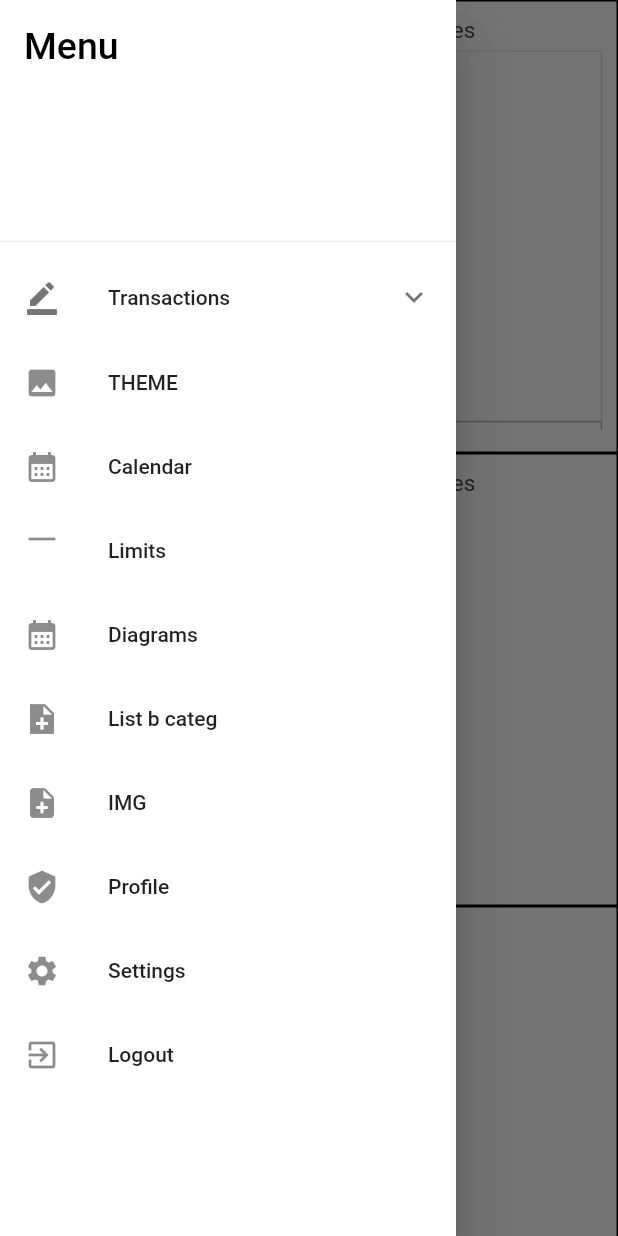
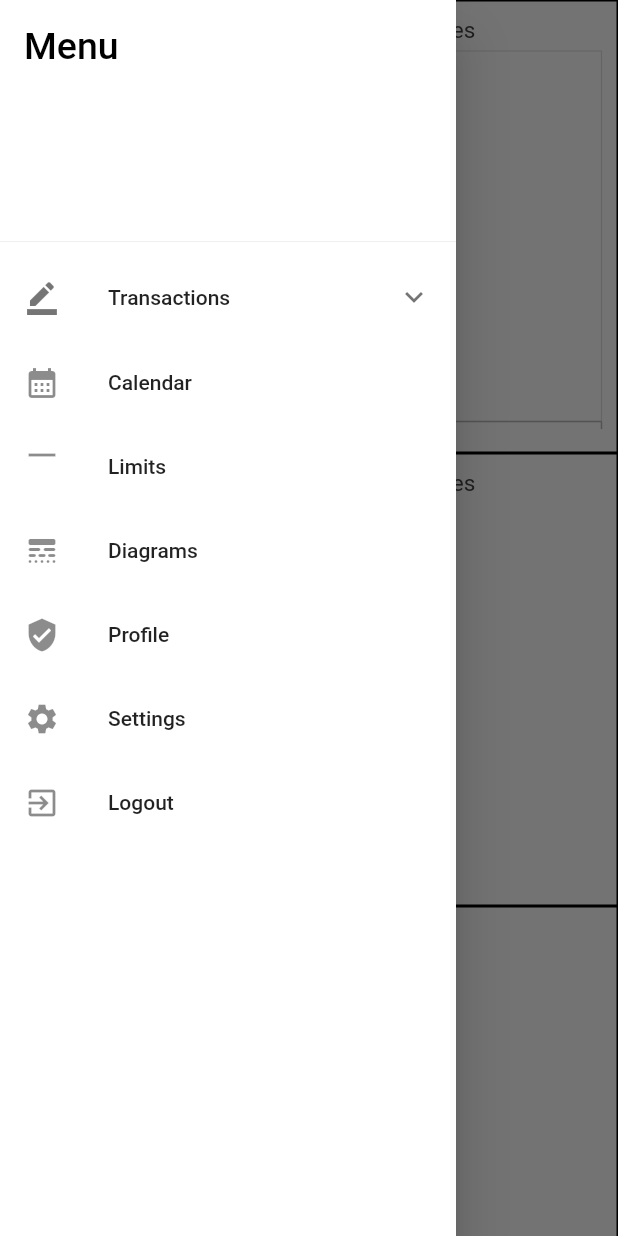
Before and after one commit to uhrinbea22/XPT, a Flutter app: the RealtimeDiagram screen opened directly, with the side drawer open, on a phone screen of 412 x 824 dp. Run offline on Flutter 3.47's test engine with Material 2 defaults, Android fonts, the phone set to English and light mode, and no system bars; our stand-ins replace cloud_firestore, firebase_auth, firebase_core, firebase_storage, google_maps_flutter, image_picker and 3 more; missing offline and left inert: dynamic_themes; accounts and stored records are empty.

Commit message:
menu fixed

```diff
--- a/app/lib/screens/home/flutter_diagram.dart
+++ b/app/lib/screens/home/flutter_diagram.dart
@@ -314,7 +314,7 @@ class _State extends State<RealtimeDiagram> {
                 border: Border.all(),
               ),
               child: SfCartesianChart(
-                title: ChartTitle(text: "Transactions group by categories"),
+                title: ChartTitle(text: "Spent money and their limit"),
                 primaryXAxis: CategoryAxis(),
                 primaryYAxis: NumericAxis(),
                 enableSideBySideSeriesPlacement: false,
--- a/app/lib/screens/home/menu.dart
+++ b/app/lib/screens/home/menu.dart
@@ -47,6 +47,15 @@ class NavDrawer extends StatelessWidget {
                 },
               ),
               ListTile(
+                title: const Text('List by categories'),
+                onTap: () => {
+                  Navigator.push(
+                    context,
+                    MaterialPageRoute(builder: (context) => CategLiast()),
+                  ),
+                },
+              ),
+              ListTile(
                 title: const Text("Add new"),
                 onTap: () {
                   Navigator.push(
@@ -59,18 +68,6 @@ class NavDrawer extends StatelessWidget {
             ],
           ),
 
-          // TODO : move it to createTransaction
-          ListTile(
-            leading: const Icon(Icons.image),
-            title: const Text('THEME '),
-            onTap: () => {
-              Navigator.push(
-                context,
-                MaterialPageRoute(
-                    builder: (context) => DynamicThemesExampleApp()),
-              ),
-            },
-          ),
           ListTile(
             leading: const Icon(Icons.calendar_month),
             title: const Text('Calendar'),
@@ -92,7 +89,7 @@ class NavDrawer extends StatelessWidget {
             },
           ),
           ListTile(
-            leading: const Icon(Icons.calendar_month),
+            leading: const Icon(Icons.line_style_rounded),
             title: const Text('Diagrams'),
             onTap: () => {
               Navigator.push(
@@ -101,26 +98,7 @@ class NavDrawer extends StatelessWidget {
               ),
             },
           ),
-          ListTile(
-            leading: const Icon(Icons.note_add_sharp),
-            title: const Text('List b categ'),
-            onTap: () => {
-              Navigator.push(
-                context,
-                MaterialPageRoute(builder: (context) => CategLiast()),
-              ),
-            },
-          ),
-          ListTile(
-            leading: const Icon(Icons.note_add_rounded),
-            title: const Text('IMG'),
-            onTap: () => {
-              Navigator.push(
-                context,
-                MaterialPageRoute(builder: (context) => ImageUploads()),
-              ),
-            },
-          ),
+
           ListTile(
             leading: const Icon(Icons.verified_user_sharp),
             title: const Text('Profile'),
@@ -131,13 +109,15 @@ class NavDrawer extends StatelessWidget {
               ),
             },
           ),
+          // TODO : move it to createTransaction
           ListTile(
             leading: const Icon(Icons.settings),
             title: const Text('Settings'),
             onTap: () => {
               Navigator.push(
                 context,
-                MaterialPageRoute(builder: (context) => const SettingsScreen()),
+                MaterialPageRoute(
+                    builder: (context) => DynamicThemesExampleApp()),
               ),
             },
           ),
--- a/app/lib/screens/home/storage_service.dart
+++ b/app/lib/screens/home/storage_service.dart
@@ -5,7 +5,6 @@ class Storage {
   final FirebaseStorage storage = FirebaseStorage.instance;
 
   Future<String?> downloadUrl(String userid, String transactionId) async {
-    print("FUGGVENXMEGHIVVA");
     var downloadURL = await FirebaseStorage.instance
         .ref()
         .child("$userid")
```
Also changed, not shown: app/lib/screens/home/notification.dart (+0 -11 lines), app/lib/screens/home/transactions/create_transaction.dart (+3 -6 lines).
